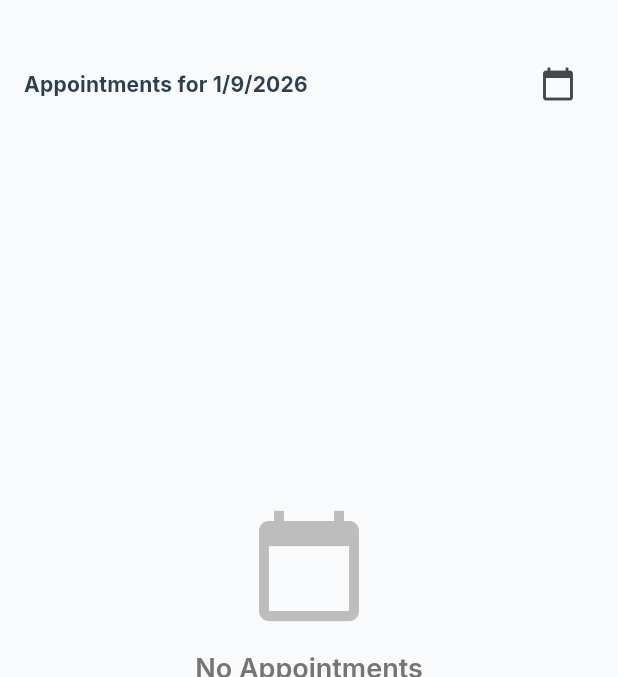
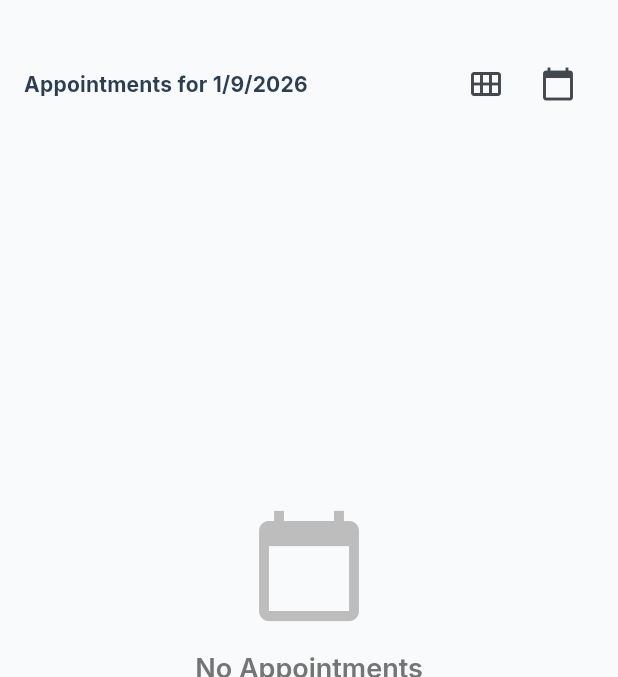
Before and after one commit to Peterjakes/hospital_management_system, a Flutter app: the DoctorDashboard screen opened directly, item 2 of the bottom bar chosen, on a phone screen of 412 x 824 dp, the part 60-737 px from its top. Run offline on Flutter 3.47's test engine with Material 3 defaults, Android fonts, the phone set to English and light mode, and no system bars; our stand-ins replace cloud_firestore, firebase_auth, firebase_core, firebase_storage, flutter_staggered_animations, google_fonts and 4 more; missing offline and left inert: cloudinary_public; accounts and stored records are empty.

Commit message:
feat: added calendar view toggle to doctor appointments screen

```diff
--- a/lib/screens/doctor/doctor_appointments_screen.dart
+++ b/lib/screens/doctor/doctor_appointments_screen.dart
@@ -1,4 +1,5 @@
 import 'package:flutter/material.dart';
+import 'package:table_calendar/table_calendar.dart';
 import 'package:hospital_management_system/const/app_theme.dart';
 import 'package:provider/provider.dart';
 import 'package:hospital_management_system/providers/appointment_provider.dart';
@@ -16,6 +17,8 @@ class DoctorAppointmentsScreen extends StatefulWidget {
 
 class _DoctorAppointmentsScreenState extends State<DoctorAppointmentsScreen> {
   DateTime _selectedDate = DateTime.now();
+  DateTime _focusedCalendarDay = DateTime.now();
+  bool _showCalendarView = false;
 
   @override
   void initState() {
@@ -76,7 +79,10 @@ class _DoctorAppointmentsScreenState extends State<DoctorAppointmentsScreen> {
   Widget _buildDateSelector() {
     return Container(
       padding: const EdgeInsets.all(16),
-      child: Row(
+      child: Column(
+        crossAxisAlignment: CrossAxisAlignment.start,
+        children: [
+          Row(
             children: [
               Expanded(
                 child: Text(
@@ -86,11 +92,57 @@ class _DoctorAppointmentsScreenState extends State<DoctorAppointmentsScreen> {
                   ),
                 ),
               ),
+              // No calendar view existed anywhere in the app before — a
+              // doctor could only jump to one date at a time via a picker
+              // dialog, with no visual sense of their schedule across days.
+              IconButton(
+                onPressed: () {
+                  setState(() => _showCalendarView = !_showCalendarView);
+                },
+                icon: Icon(_showCalendarView ? Icons.view_list : Icons.calendar_view_month),
+                tooltip: _showCalendarView ? 'List view' : 'Calendar view',
+              ),
               IconButton(
                 onPressed: _selectDate,
                 icon: const Icon(Icons.calendar_today),
                 tooltip: 'Select Date',
               ),
+            ],
+          ),
+          if (_showCalendarView) ...[
+            const SizedBox(height: 8),
+            TableCalendar(
+              firstDay: DateTime.now().subtract(const Duration(days: 365)),
+              lastDay: DateTime.now().add(const Duration(days: 365)),
+              focusedDay: _focusedCalendarDay,
+              calendarFormat: CalendarFormat.month,
+              selectedDayPredicate: (day) => isSameDay(day, _selectedDate),
+              onDaySelected: (selectedDay, focusedDay) {
+                setState(() {
+                  _selectedDate = selectedDay;
+                  _focusedCalendarDay = focusedDay;
+                });
+                _loadAppointments();
+              },
+              onPageChanged: (focusedDay) {
+                _focusedCalendarDay = focusedDay;
+              },
+              calendarStyle: CalendarStyle(
+                selectedDecoration: BoxDecoration(
+                  color: AppTheme.primaryColor,
+                  shape: BoxShape.circle,
+                ),
+                todayDecoration: BoxDecoration(
+                  color: AppTheme.primaryColor.withOpacity(0.3),
+                  shape: BoxShape.circle,
+                ),
+              ),
+              headerStyle: const HeaderStyle(
+                formatButtonVisible: false,
+                titleCentered: true,
+              ),
+            ),
+          ],
         ],
       ),
     );
--- a/pubspec.yaml
+++ b/pubspec.yaml
@@ -51,6 +51,7 @@ dependencies:
   path_provider: ^2.1.5
   firebase_storage: ^13.0.2
   url_launcher: ^6.3.2
+  table_calendar: ^3.2.1
 
 dev_dependencies:
   flutter_test:
```
Lines whose indentation alone changed are shown as unchanged.
